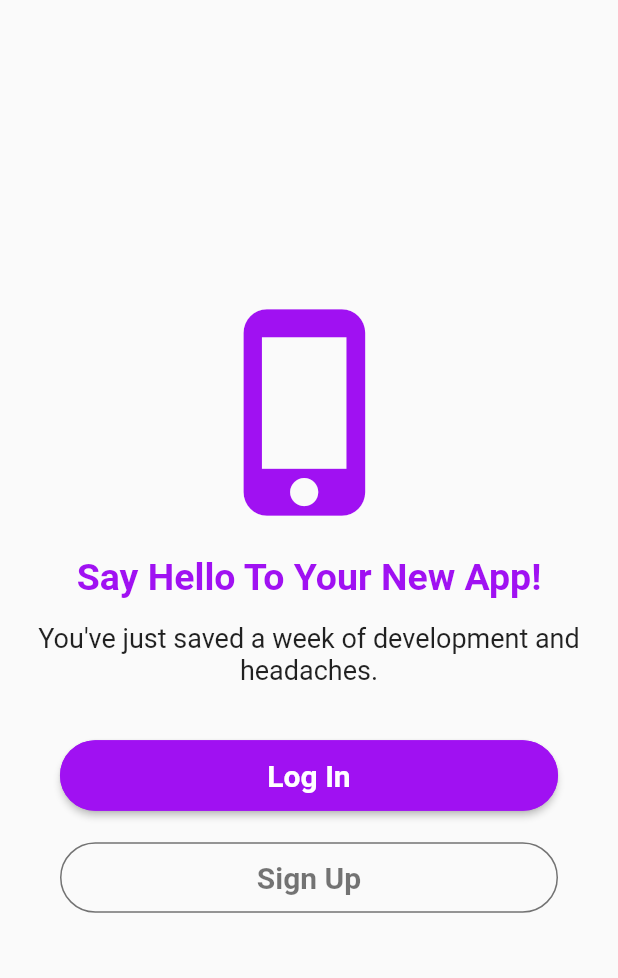
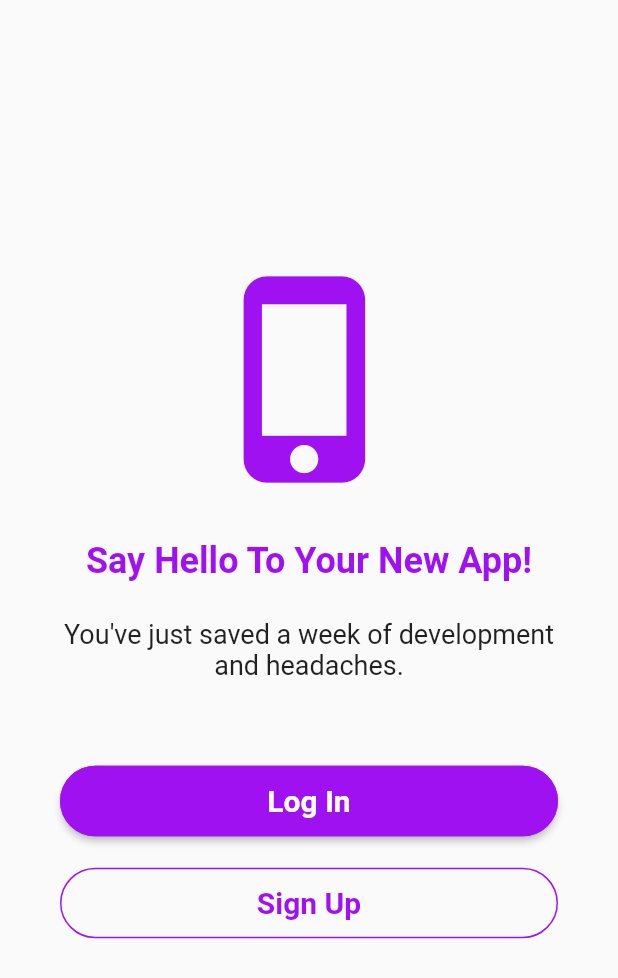
Before and after one commit to instaflutter/flutter-login-screen-firebase-auth-facebook-login, a Flutter app: the AuthScreen screen opened directly, on a phone screen of 412 x 824 dp. Shown: the top 978 px of the screen. Run offline on Flutter 3.47's test engine with Material 2 defaults, Android fonts, the phone set to English and light mode, and no system bars; our stand-ins replace cached_network_image, cloud_firestore, firebase_auth, firebase_core, firebase_storage, image_picker and 3 more; missing offline and left inert: flutter_facebook_login; accounts and stored records are empty.

Commit message:
code update and cleanup

```diff
--- a/lib/ui/auth/authScreen.dart
+++ b/lib/ui/auth/authScreen.dart
@@ -8,30 +8,31 @@ class AuthScreen extends StatelessWidget {
   @override
   Widget build(BuildContext context) {
     return Scaffold(
-      body: SingleChildScrollView(
-        child: Column(
+      body: Column(
+        mainAxisAlignment: MainAxisAlignment.center,
         crossAxisAlignment: CrossAxisAlignment.center,
         children: <Widget>[
           Center(
-              child: Padding(
-                padding: const EdgeInsets.only(top: 200.0, bottom: 20.0),
             child: Icon(
               Icons.phone_iphone,
               size: 150,
               color: Color(COLOR_PRIMARY),
             ),
           ),
-            ),
-            Text(
+          Padding(
+            padding:
+                const EdgeInsets.only(left: 16, top: 32, right: 16, bottom: 8),
+            child: Text(
               'Say Hello To Your New App!',
               textAlign: TextAlign.center,
               style: TextStyle(
                   color: Color(COLOR_PRIMARY),
-                  fontSize: 25.0,
+                  fontSize: 24.0,
                   fontWeight: FontWeight.bold),
             ),
+          ),
           Padding(
-              padding: const EdgeInsets.all(16.0),
+            padding: const EdgeInsets.symmetric(horizontal: 40, vertical: 16),
             child: Text(
               'You\'ve just saved a week of development and headaches.',
               style: TextStyle(fontSize: 18),
@@ -39,7 +40,7 @@ class AuthScreen extends StatelessWidget {
             ),
           ),
           Padding(
-              padding: const EdgeInsets.only(right: 40.0, left: 40.0, top: 20),
+            padding: const EdgeInsets.only(right: 40.0, left: 40.0, top: 40),
             child: ConstrainedBox(
               constraints: const BoxConstraints(minWidth: double.infinity),
               child: RaisedButton(
@@ -50,9 +51,7 @@ class AuthScreen extends StatelessWidget {
                 ),
                 textColor: Colors.white,
                 splashColor: Color(COLOR_PRIMARY),
-                  onPressed: () {
-                    push(context, new LoginScreen());
-                  },
+                onPressed: () => push(context, new LoginScreen()),
                 padding: EdgeInsets.only(top: 12, bottom: 12),
                 shape: RoundedRectangleBorder(
                     borderRadius: BorderRadius.circular(25.0),
@@ -61,28 +60,28 @@ class AuthScreen extends StatelessWidget {
             ),
           ),
           Padding(
-              padding: const EdgeInsets.only(right: 40.0, left: 40.0, top: 20),
+            padding: const EdgeInsets.only(
+                right: 40.0, left: 40.0, top: 20, bottom: 20),
             child: ConstrainedBox(
               constraints: const BoxConstraints(minWidth: double.infinity),
               child: FlatButton(
-                  textColor: Colors.black54,
                 child: Text(
                   'Sign Up',
-                    style: TextStyle(fontSize: 20, fontWeight: FontWeight.bold),
+                  style: TextStyle(
+                      fontSize: 20,
+                      fontWeight: FontWeight.bold,
+                      color: Color(COLOR_PRIMARY)),
                 ),
-                  onPressed: () {
-                    push(context, new SignUpScreen());
-                  },
+                onPressed: () => push(context, new SignUpScreen()),
                 padding: EdgeInsets.only(top: 12, bottom: 12),
                 shape: RoundedRectangleBorder(
                     borderRadius: BorderRadius.circular(25.0),
-                      side: BorderSide(color: Colors.black54)),
+                    side: BorderSide(color: Color(COLOR_PRIMARY))),
               ),
             ),
           )
         ],
       ),
-      ),
     );
   }
 }
```
Lines whose indentation alone changed are shown as unchanged.
